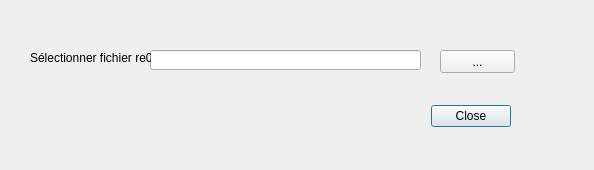
First picture: the form in CVThermo_dialog_base.ui, repository ManuMarsu/conversion_thermoroute, before the edit.
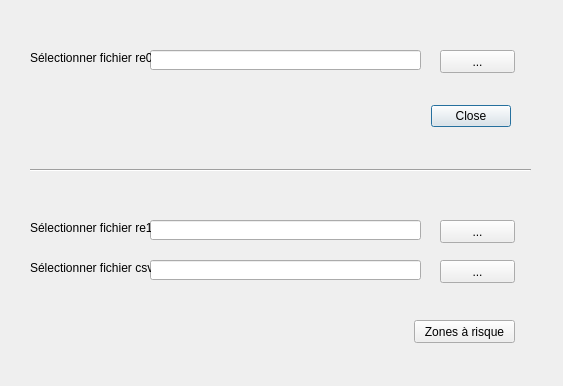
Second picture: the form after the edit. Icons and pictures are not drawn.

Commit message: Traitement de zones à risque

The edit to the form file:
```diff
--- a/CVThermo_dialog_base.ui
+++ b/CVThermo_dialog_base.ui
@@ -6,8 +6,8 @@
    <rect>
     <x>0</x>
     <y>0</y>
-    <width>594</width>
-    <height>170</height>
+    <width>563</width>
+    <height>386</height>
    </rect>
   </property>
   <property name="windowTitle">
@@ -75,6 +75,104 @@
     <string>...</string>
    </property>
   </widget>
+  <widget class="QPushButton" name="pb_charger_re1">
+   <property name="geometry">
+    <rect>
+     <x>440</x>
+     <y>220</y>
+     <width>75</width>
+     <height>23</height>
+    </rect>
+   </property>
+   <property name="text">
+    <string>...</string>
+   </property>
+  </widget>
+  <widget class="QLineEdit" name="line_fichier_re1">
+   <property name="geometry">
+    <rect>
+     <x>150</x>
+     <y>220</y>
+     <width>271</width>
+     <height>20</height>
+    </rect>
+   </property>
+  </widget>
+  <widget class="QLabel" name="label_2">
+   <property name="geometry">
+    <rect>
+     <x>30</x>
+     <y>220</y>
+     <width>121</width>
+     <height>16</height>
+    </rect>
+   </property>
+   <property name="text">
+    <string>Sélectionner fichier re1</string>
+   </property>
+  </widget>
+  <widget class="QPushButton" name="pb_charger_csv">
+   <property name="geometry">
+    <rect>
+     <x>440</x>
+     <y>260</y>
+     <width>75</width>
+     <height>23</height>
+    </rect>
+   </property>
+   <property name="text">
+    <string>...</string>
+   </property>
+  </widget>
+  <widget class="QLineEdit" name="line_fichier_risque">
+   <property name="geometry">
+    <rect>
+     <x>150</x>
+     <y>260</y>
+     <width>271</width>
+     <height>20</height>
+    </rect>
+   </property>
+  </widget>
+  <widget class="QLabel" name="label_3">
+   <property name="geometry">
+    <rect>
+     <x>30</x>
+     <y>260</y>
+     <width>121</width>
+     <height>16</height>
+    </rect>
+   </property>
+   <property name="text">
+    <string>Sélectionner fichier csv</string>
+   </property>
+  </widget>
+  <widget class="QPushButton" name="pb_zones_a_risque">
+   <property name="geometry">
+    <rect>
+     <x>414</x>
+     <y>320</y>
+     <width>101</width>
+     <height>23</height>
+    </rect>
+   </property>
+   <property name="text">
+    <string>Zones à risque</string>
+   </property>
+  </widget>
+  <widget class="Line" name="line">
+   <property name="geometry">
+    <rect>
+     <x>30</x>
+     <y>160</y>
+     <width>501</width>
+     <height>20</height>
+    </rect>
+   </property>
+   <property name="orientation">
+    <enum>Qt::Horizontal</enum>
+   </property>
+  </widget>
  </widget>
  <resources/>
  <connections>
```
The commit also changes 3 other files.
